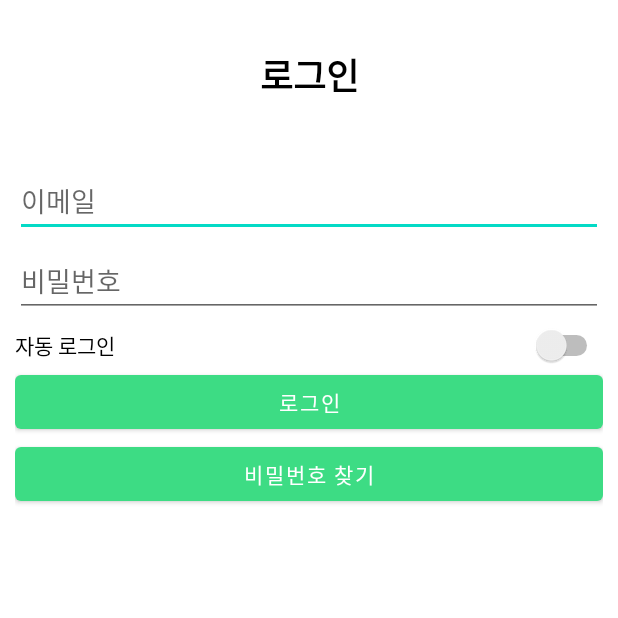
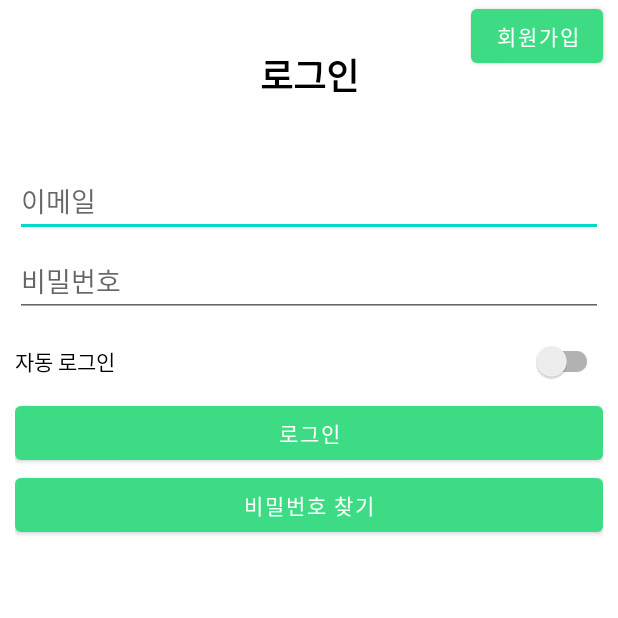
Before and after one commit to CherryIntoSpace/SubwayApp, an Android app: the fragment FragmentLogin shown on its own in the app's theme, on a phone screen of 412 x 824 dp, the top half of it. Run offline under Robolectric (Android 15) with nearby library versions, the phone set to English and light mode, and no system bars; our stand-ins replace Firebase (no records; nobody signed in at launch, a user with empty details on screens opened directly); network calls fail; 2 statements that could not run were skipped.

```diff
--- a/app/src/main/java/com/daejin/subwayapp/activity/AddPostActivity.java
+++ b/app/src/main/java/com/daejin/subwayapp/activity/AddPostActivity.java
@@ -56,7 +56,7 @@ public class AddPostActivity extends AppCompatActivity {
     FirebaseUser user;
 
     Toolbar toolbar;
-    private com.daejin.subwayapp.utils.ProgressDialog customProgressDialog;
+    ProgressDialog customProgressDialog;
 
     private static final int CAMERA_REQUEST_CODE = 100;
     private static final int STORAGE_REQUEST_CODE = 200;
--- a/app/src/main/java/com/daejin/subwayapp/activity/ProfileSettings.java
+++ b/app/src/main/java/com/daejin/subwayapp/activity/ProfileSettings.java
@@ -56,7 +56,7 @@ import java.util.HashMap;
 
 public class ProfileSettings extends AppCompatActivity {
 
-    private com.daejin.subwayapp.utils.ProgressDialog customProgressDialog;
+    ProgressDialog customProgressDialog;
 
     FirebaseAuth firebaseAuth;
     FirebaseUser user;
--- a/app/src/main/java/com/daejin/subwayapp/fragment/FragmentLogin.java
+++ b/app/src/main/java/com/daejin/subwayapp/fragment/FragmentLogin.java
@@ -12,6 +12,7 @@ import android.widget.Toast;
 
 import androidx.annotation.NonNull;
 import androidx.annotation.Nullable;
+import androidx.appcompat.widget.SwitchCompat;
 import androidx.fragment.app.Fragment;
 import androidx.fragment.app.FragmentManager;
 
@@ -35,10 +36,11 @@ public class FragmentLogin extends Fragment {
     FragmentManager fragmentManager;
     EditText et_Email;
     EditText et_Password;
-    Switch swt_Autologin;
+    SwitchCompat swt_Autologin;
     private boolean isAutologin;
     Button btn_Login;
     Button btn_gotoreset;
+    Button btn_gotoSignUp;
 
     String email;
     String password;
@@ -60,6 +62,7 @@ public class FragmentLogin extends Fragment {
         swt_Autologin = view.findViewById(R.id.swt_autologin);
         btn_Login = view.findViewById(R.id.btn_inputLogin);
         btn_gotoreset = view.findViewById(R.id.btn_gotoreset);
+        btn_gotoSignUp = view.findViewById(R.id.btn_gotoSignup);
 
         return view;
     }
@@ -69,6 +72,7 @@ public class FragmentLogin extends Fragment {
         super.onStart();
         btn_Login.setOnClickListener(onClickListener);
         btn_gotoreset.setOnClickListener(onClickListener);
+        btn_gotoSignUp.setOnClickListener(onClickListener);
         swt_Autologin.setOnCheckedChangeListener(onCheckedChangeListener);
 
         Map<String, String> loginInfo = SharedPreferenceManager.getLoginInfo(requireActivity());
@@ -99,6 +103,8 @@ public class FragmentLogin extends Fragment {
                 }
             } else if (v.getId() == R.id.btn_gotoreset) {
                 setBtn_gotoreset();
+            } else if (v.getId() == R.id.btn_gotoSignup) {
+                startSignupscreen();
             }
         }
     };
@@ -167,6 +173,11 @@ public class FragmentLogin extends Fragment {
 
     }
 
+    private void startSignupscreen(){
+        FragmentSignup fragmentSignup = new FragmentSignup();
+        fragmentManager.beginTransaction().replace(R.id.login_layout, fragmentSignup).commit();
+    }
+
     private void startToast(String msg) {
         Toast.makeText(getActivity(), msg, Toast.LENGTH_SHORT).show();
     }
--- a/app/src/main/res/layout/fragment_login.xml
+++ b/app/src/main/res/layout/fragment_login.xml
@@ -1,23 +1,29 @@
 <?xml version="1.0" encoding="utf-8"?>
-<FrameLayout xmlns:android="http://schemas.android.com/apk/res/android"
+<androidx.constraintlayout.widget.ConstraintLayout xmlns:android="http://schemas.android.com/apk/res/android"
     xmlns:tools="http://schemas.android.com/tools"
     android:id="@+id/login_layout"
     android:layout_width="match_parent"
     android:layout_height="match_parent"
     tools:context=".fragment.FragmentLogin">
 
-    <ProgressBar
-        android:id="@+id/progressBar"
-        style="?android:attr/progressBarStyleHorizontal"
-        android:layout_width="match_parent"
-        android:layout_height="wrap_content"
-        android:max="100"/>
     <LinearLayout
         android:background="@color/white"
         android:clickable="true"
         android:layout_width="match_parent"
         android:layout_height="match_parent"
         android:orientation="vertical">
+
+        <FrameLayout
+            android:layout_width="match_parent"
+            android:layout_height="wrap_content">
+            <Button
+                android:id="@+id/btn_gotoSignup"
+                android:layout_marginStart="10dp"
+                android:layout_marginEnd="10dp"
+                android:text="회원가입"
+                android:layout_gravity="right"
+                android:layout_width="wrap_content"
+                android:layout_height="wrap_content"/>
 
             <TextView
                 android:layout_width="match_parent"
@@ -27,6 +33,7 @@
                 android:textColor="#000000"
                 android:textSize="24sp"
                 android:textStyle="bold" />
+        </FrameLayout>
 
         <LinearLayout
             android:layout_width="match_parent"
@@ -53,7 +60,7 @@
                 android:hint="비밀번호"
                 android:inputType="textPassword" />
 
-            <Switch
+            <androidx.appcompat.widget.SwitchCompat
                 android:id="@+id/swt_autologin"
                 android:layout_width="match_parent"
                 android:layout_height="wrap_content"
@@ -73,4 +80,4 @@
 
         </LinearLayout>
     </LinearLayout>
-</FrameLayout>
+</androidx.constraintlayout.widget.ConstraintLayout>
--- a/app/src/main/res/menu/tool_bar.xml
+++ b/app/src/main/res/menu/tool_bar.xml
@@ -7,7 +7,8 @@
         android:id="@+id/action_search"
         android:icon="@drawable/baseline_search_24"
         android:title="글 검색"
-        app:showAsAction="always"/>
+        app:showAsAction="always"
+        app:actionViewClass="androidx.appcompat.widget.SearchView" />
 
     <item
         android:id="@+id/action_addPost"
```
Also changed, not shown: app/src/main/java/com/daejin/subwayapp/fragment/FragmentSNS.java (+104 -3 lines). Lines whose indentation alone changed are shown as unchanged.
